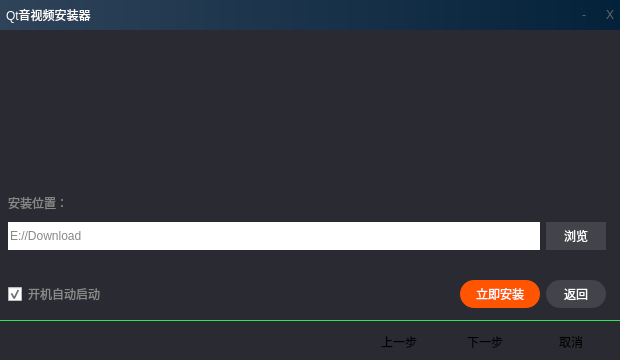
Old version of the form VideoPlayer/updater/Installer.ui in the repository huizhang556/pc-video-player.
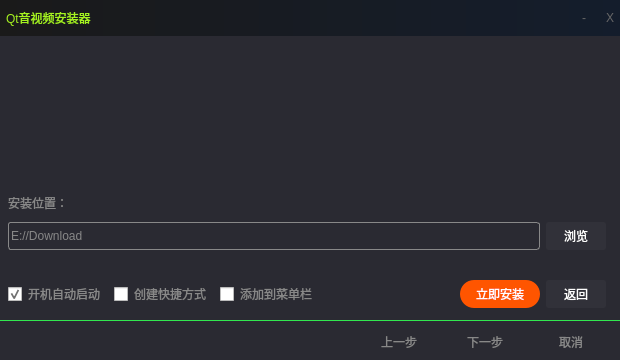
New version of the form. The open tabs and pages were chosen to show the change. Icons and pictures are not drawn.

```diff
--- a/VideoPlayer/updater/Installer.ui
+++ b/VideoPlayer/updater/Installer.ui
@@ -46,19 +46,19 @@
        <property name="minimumSize">
         <size>
          <width>0</width>
-         <height>30</height>
+         <height>36</height>
         </size>
        </property>
        <property name="maximumSize">
         <size>
          <width>16777215</width>
-         <height>30</height>
+         <height>36</height>
         </size>
        </property>
        <property name="styleSheet">
         <string notr="true">#frame_title
 {
-background-color:qlineargradient(spread:pad,x1:0,y1:0,x2:1,y2:0,stop:0 #2f4359, stop:1  #03223a);
+background-color:qlineargradient(spread:pad,x1:0,y1:0,x2:1,y2:0, stop:0 #1a1a1a, stop:1  #141d2c);
 }</string>
        </property>
        <property name="frameShape">
@@ -94,7 +94,7 @@
           <property name="styleSheet">
            <string notr="true">#pushButton_icon
 {
-color: white;
+color: #a5f220;
 padding-left:6px;
 text-align: left;
 font: 800 13px &quot;微软雅黑&quot;;
@@ -514,7 +514,9 @@
                       <string notr="true">#lineEdit_installpath
 {
 color: #888888;
-background-color: white;
+border-radius: 3px;
+border: 1px solid #888888;
+background-color: transparent;
 }
 
 #lineEdit_installpath:hover
@@ -546,8 +548,13 @@
 {
 color: white;
 font-size: 12px;
-border-radius: 0px;
-background-color: #43434a;
+border-radius: 3px;
+background-color: rgba(67, 67, 74,0.3);
+}
+
+QPushButton:hover
+{
+background-color: rgba(67, 67, 74,0.6);
 }</string>
                      </property>
                      <property name="text">
@@ -584,16 +591,22 @@
                   <widget class="QCheckBox" name="checkBox_startself">
                    <property name="minimumSize">
                     <size>
-                     <width>0</width>
+                     <width>100</width>
                      <height>28</height>
                     </size>
                    </property>
                    <property name="maximumSize">
                     <size>
-                     <width>16777215</width>
+                     <width>100</width>
                      <height>28</height>
                     </size>
                    </property>
+                   <property name="styleSheet">
+                    <string notr="true">QCheckBox
+{
+color: #888888;
+}</string>
+                   </property>
                    <property name="text">
                     <string>开机自动启动</string>
                    </property>
@@ -602,6 +615,56 @@
                    </property>
                   </widget>
                  </item>
+                 <item>
+                  <widget class="QCheckBox" name="checkBox">
+                   <property name="minimumSize">
+                    <size>
+                     <width>100</width>
+                     <height>28</height>
+                    </size>
+                   </property>
+                   <property name="maximumSize">
+                    <size>
+                     <width>100</width>
+                     <height>28</height>
+                    </size>
+                   </property>
+                   <property name="styleSheet">
+                    <string notr="true">QCheckBox
+{
+color: #888888;
+}</string>
+                   </property>
+                   <property name="text">
+                    <string>创建快捷方式</string>
+                   </property>
+                  </widget>
+                 </item>
+                 <item>
+                  <widget class="QCheckBox" name="checkBox_2">
+                   <property name="minimumSize">
+                    <size>
+                     <width>100</width>
+                     <height>28</height>
+                    </size>
+                   </property>
+                   <property name="maximumSize">
+                    <size>
+                     <width>100</width>
+                     <height>28</height>
+                    </size>
+                   </property>
+                   <property name="styleSheet">
+                    <string notr="true">QCheckBox
+{
+color: #888888;
+}</string>
+                   </property>
+                   <property name="text">
+                    <string>添加到菜单栏</string>
+                   </property>
+                  </widget>
+                 </item>
                  <item>
                   <spacer name="horizontalSpacer_4">
                    <property name="orientation">
@@ -662,8 +725,13 @@
 {
 color: white;
 font-size: 12px;
-border-radius: 14px;
-background-color: #43434a;
+border-radius: 3px;
+background-color: rgba(67, 67, 74,0.3);
+}
+
+QPushButton:hover
+{
+background-color: rgba(67, 67, 74,0.6);
 }</string>
                    </property>
                    <property name="text">
@@ -1270,6 +1338,7 @@
 
 QPushButton
 {
+color: #888888;
 border: 0px solid #aaaaff;
 border-radius: 12px;
 font: 400 12px &quot;微软雅黑&quot;;
@@ -1322,6 +1391,9 @@
             <height>24</height>
            </size>
           </property>
+          <property name="styleSheet">
+           <string notr="true"/>
+          </property>
           <property name="text">
            <string>上一步</string>
           </property>
```
Left out of the diff: 55 changed lines with no effect on the pictures.
